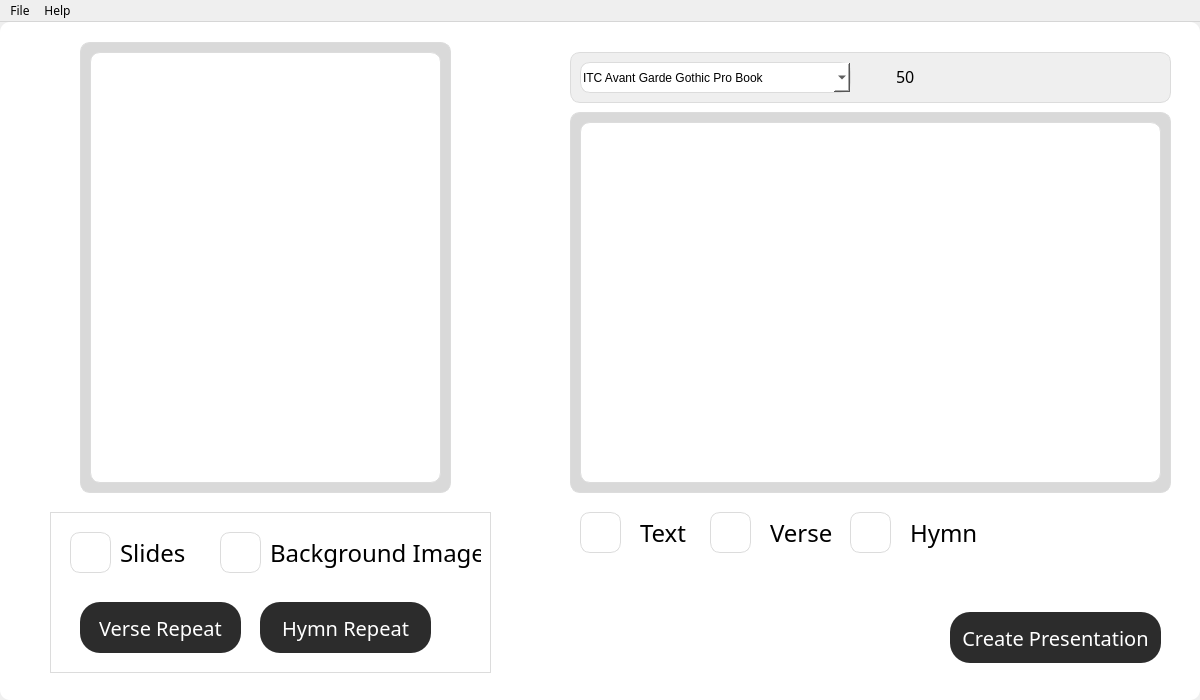
This is Scripture-Slides/ScriptureSlides.ui in mark-trinidad/Scripture-Slides as Qt 5 draws it before an edit. The edited form follows.
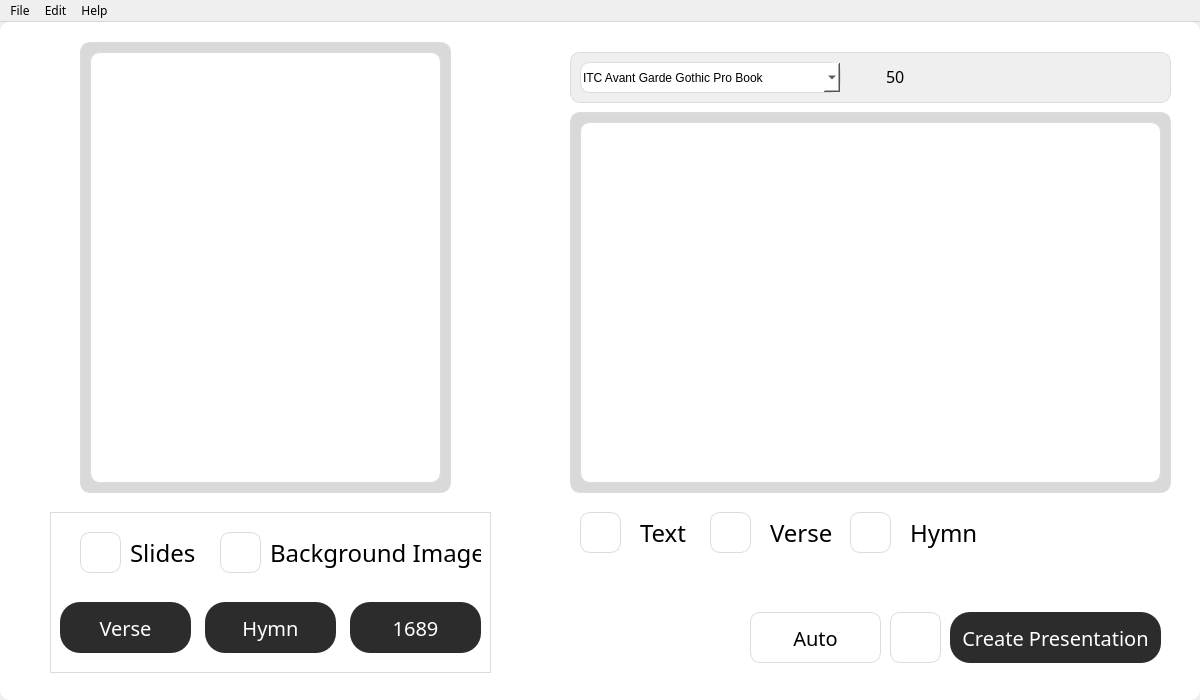
This is the edited form. Icons and pictures are not drawn.

Patch:
```diff
--- a/Scripture-Slides/ScriptureSlides.ui
+++ b/Scripture-Slides/ScriptureSlides.ui
@@ -10,6 +10,18 @@
     <height>700</height>
    </rect>
   </property>
+  <property name="minimumSize">
+   <size>
+    <width>1200</width>
+    <height>700</height>
+   </size>
+  </property>
+  <property name="maximumSize">
+   <size>
+    <width>1200</width>
+    <height>700</height>
+   </size>
+  </property>
   <property name="font">
    <font>
     <family>Inter 18pt</family>
@@ -45,6 +57,10 @@
 QPushButton:hover{
 	background-color: #EFEFEF;
 }
+
+QPushButton:pressed {
+    background-color: #BFBFBF;
+}
 </string>
    </property>
    <widget class="QWidget" name="MainButtons" native="true">
@@ -69,7 +85,7 @@
     <widget class="QPushButton" name="addSlideBtn">
      <property name="geometry">
       <rect>
-       <x>20</x>
+       <x>30</x>
        <y>20</y>
        <width>41</width>
        <height>41</height>
@@ -103,7 +119,7 @@
     <widget class="QLabel" name="label">
      <property name="geometry">
       <rect>
-       <x>70</x>
+       <x>80</x>
        <y>20</y>
        <width>71</width>
        <height>41</height>
@@ -191,9 +207,9 @@
     <widget class="QPushButton" name="VerseRepeatBtn">
      <property name="geometry">
       <rect>
-       <x>30</x>
+       <x>10</x>
        <y>90</y>
-       <width>161</width>
+       <width>131</width>
        <height>51</height>
       </rect>
      </property>
@@ -221,18 +237,24 @@
     background-color: #3498db; 
     border-radius: 20px;
 }
-</string>
+
+#VerseRepeatBtn:pressed {
+    border: 2px solid #824d32;
+    color: white;
+    background-color: #824d32; 
+    border-radius: 20px;
+}</string>
      </property>
      <property name="text">
-      <string>Verse Repeat</string>
+      <string>Verse</string>
      </property>
     </widget>
     <widget class="QPushButton" name="HymnRepeatBtn">
      <property name="geometry">
       <rect>
-       <x>210</x>
+       <x>155</x>
        <y>90</y>
-       <width>171</width>
+       <width>131</width>
        <height>51</height>
       </rect>
      </property>
@@ -257,13 +279,65 @@
 #HymnRepeatBtn:hover {
     border: 2px solid #3498db;
     color: white;
-    background-color: #3498db; 
+    background-color: #c68463; 
+    border-radius: 20px;
+}
+
+#HymnRepeatBtn:pressed {
+    border: 2px solid #824d32;
+    color: white;
+    background-color: #824d32; 
     border-radius: 20px;
 }
 </string>
      </property>
      <property name="text">
-      <string>Hymn Repeat</string>
+      <string>Hymn</string>
+     </property>
+    </widget>
+    <widget class="QPushButton" name="LBCF">
+     <property name="geometry">
+      <rect>
+       <x>300</x>
+       <y>90</y>
+       <width>131</width>
+       <height>51</height>
+      </rect>
+     </property>
+     <property name="font">
+      <font>
+       <family>Inter 18pt</family>
+       <pointsize>15</pointsize>
+      </font>
+     </property>
+     <property name="cursor">
+      <cursorShape>PointingHandCursor</cursorShape>
+     </property>
+     <property name="styleSheet">
+      <string notr="true">#LBCF{
+    border: none;
+    color: white;
+    background-color: #2C2C2C;
+    border-radius: 20px;
+    padding: 10px;
+}
+
+#LBCF:hover {
+    border: 2px solid #c68463;
+    color: white;
+    background-color: #c68463; 
+    border-radius: 20px;
+}
+
+#LBCF:pressed {
+    border: 2px solid #824d32;
+    color: white;
+    background-color: #824d32; 
+    border-radius: 20px;
+}</string>
+     </property>
+     <property name="text">
+      <string>1689</string>
      </property>
     </widget>
    </widget>
@@ -295,6 +369,10 @@
 QPushButton:hover{
 	Background-color: #FFFFFF;
 }
+
+QPushButton:pressed {
+    background-color: #BFBFBF;
+}
 </string>
     </property>
     <property name="frameShape">
@@ -308,7 +386,7 @@
       <rect>
        <x>10</x>
        <y>10</y>
-       <width>271</width>
+       <width>261</width>
        <height>31</height>
       </rect>
      </property>
@@ -339,6 +417,11 @@
 	border-radius: 8px;
 }
 
+QComboBox#fontComboBox::drop-down:pressed {
+   background-color: #BFBFBF;
+
+}
+
 QComboBox#fontComboBox::down-arrow {
     image: url(C:/Users/markt/Scripture-Slides/Scripture-Slides/assets/arrowDown.png); /* Path to your custom arrow image */
     width: 18px; /* Adjust width if needed */
@@ -361,7 +444,7 @@
     <widget class="QPushButton" name="IncreaseFontSize">
      <property name="geometry">
       <rect>
-       <x>350</x>
+       <x>340</x>
        <y>10</y>
        <width>31</width>
        <height>31</height>
@@ -374,10 +457,7 @@
       <string notr="true">#IncreaseFontSize{
 	Border: 0px
 }
-
-#IncreaseFontSize:hover{
-	background-color: #FFFFFF;
-}</string>
+</string>
      </property>
      <property name="text">
       <string/>
@@ -396,7 +476,7 @@
     <widget class="QPushButton" name="DecreaseFontSize">
      <property name="geometry">
       <rect>
-       <x>290</x>
+       <x>280</x>
        <y>10</y>
        <width>31</width>
        <height>31</height>
@@ -408,12 +488,8 @@
      <property name="styleSheet">
       <string notr="true">#DecreaseFontSize{
 	Border: 0px;
-	background-color: transparent;
 }
-
-#DecreaseFontSize:hover{
-	background-color: #FFFFFF;
-}</string>
+</string>
      </property>
      <property name="text">
       <string/>
@@ -432,7 +508,7 @@
     <widget class="QPushButton" name="BoldBtn">
      <property name="geometry">
       <rect>
-       <x>410</x>
+       <x>408</x>
        <y>10</y>
        <width>31</width>
        <height>31</height>
@@ -444,12 +520,8 @@
      <property name="styleSheet">
       <string notr="true">#BoldBtn{
 	Border: 0px;
-	background-color: transparent;
 }
-
-#BoldBtn:hover{
-	background-color: #FFFFFF;
-}</string>
+</string>
      </property>
      <property name="text">
       <string/>
@@ -468,7 +540,7 @@
     <widget class="QPushButton" name="AlignLeft">
      <property name="geometry">
       <rect>
-       <x>440</x>
+       <x>442</x>
        <y>10</y>
        <width>31</width>
        <height>31</height>
@@ -503,7 +575,7 @@
     <widget class="QPushButton" name="AlignCenter">
      <property name="geometry">
       <rect>
-       <x>480</x>
+       <x>481</x>
        <y>10</y>
        <width>31</width>
        <height>31</height>
@@ -538,7 +610,7 @@
     <widget class="QPushButton" name="AlignRight">
      <property name="geometry">
       <rect>
-       <x>520</x>
+       <x>521</x>
        <y>10</y>
        <width>31</width>
        <height>31</height>
@@ -608,7 +680,7 @@
     <widget class="QPushButton" name="BoldBtn_2">
      <property name="geometry">
       <rect>
-       <x>380</x>
+       <x>376</x>
        <y>10</y>
        <width>31</width>
        <height>31</height>
@@ -644,7 +716,7 @@
     <widget class="QLineEdit" name="fontBox">
      <property name="geometry">
       <rect>
-       <x>320</x>
+       <x>310</x>
        <y>9</y>
        <width>31</width>
        <height>31</height>
@@ -679,7 +751,7 @@
      <rect>
       <x>640</x>
       <y>490</y>
-      <width>71</width>
+      <width>61</width>
       <height>41</height>
      </rect>
     </property>
@@ -865,7 +937,7 @@
      <rect>
       <x>770</x>
       <y>490</y>
-      <width>81</width>
+      <width>71</width>
       <height>41</height>
      </rect>
     </property>
@@ -929,6 +1001,94 @@
       <normaloff>assets/plus.png</normaloff>assets/plus.png</iconset>
     </property>
    </widget>
+   <widget class="QPushButton" name="AutoBtn">
+    <property name="geometry">
+     <rect>
+      <x>750</x>
+      <y>590</y>
+      <width>131</width>
+      <height>51</height>
+     </rect>
+    </property>
+    <property name="font">
+     <font>
+      <family>Inter 18pt</family>
+      <pointsize>15</pointsize>
+     </font>
+    </property>
+    <property name="cursor">
+     <cursorShape>PointingHandCursor</cursorShape>
+    </property>
+    <property name="styleSheet">
+     <string notr="true">#LBCF{
+    border: none;
+    color: white;
+    background-color: #2C2C2C;
+    border-radius: 20px;
+    padding: 10px;
+}
+
+#LBCF:hover {
+    border: 2px solid #3498db;
+    color: white;
+    background-color: #3498db; 
+    border-radius: 20px;
+}
+</string>
+    </property>
+    <property name="text">
+     <string>Auto</string>
+    </property>
+   </widget>
+   <widget class="QPushButton" name="SlideShowBtn">
+    <property name="geometry">
+     <rect>
+      <x>890</x>
+      <y>590</y>
+      <width>51</width>
+      <height>51</height>
+     </rect>
+    </property>
+    <property name="font">
+     <font>
+      <family>Inter 18pt</family>
+      <pointsize>15</pointsize>
+     </font>
+    </property>
+    <property name="cursor">
+     <cursorShape>PointingHandCursor</cursorShape>
+    </property>
+    <property name="styleSheet">
+     <string notr="true">#LBCF{
+    border: none;
+    color: white;
+    background-color: #2C2C2C;
+    border-radius: 20px;
+    padding: 10px;
+}
+
+#LBCF:hover {
+    border: 2px solid #3498db;
+    color: white;
+    background-color: #3498db; 
+    border-radius: 20px;
+}
+</string>
+    </property>
+    <property name="text">
+     <string/>
+    </property>
+    <property name="icon">
+     <iconset>
+      <normaloff>assets/SlideShow.png</normaloff>assets/SlideShow.png</iconset>
+    </property>
+    <property name="iconSize">
+     <size>
+      <width>35</width>
+      <height>35</height>
+     </size>
+    </property>
+   </widget>
    <zorder>BackgroundFrame_2</zorder>
    <zorder>BackgroundFrame</zorder>
    <zorder>MainButtons</zorder>
@@ -982,7 +1142,14 @@
     <addaction name="actionInformation"/>
     <addaction name="actionVersion"/>
    </widget>
+   <widget class="QMenu" name="menuEdit">
+    <property name="title">
+     <string>Edit</string>
+    </property>
+    <addaction name="actionUndo"/>
+   </widget>
    <addaction name="menuFile"/>
+   <addaction name="menuEdit"/>
    <addaction name="menuHelp"/>
   </widget>
   <action name="actionPresets">
```
Left out of the diff: 27 changed lines with no effect on the pictures.
